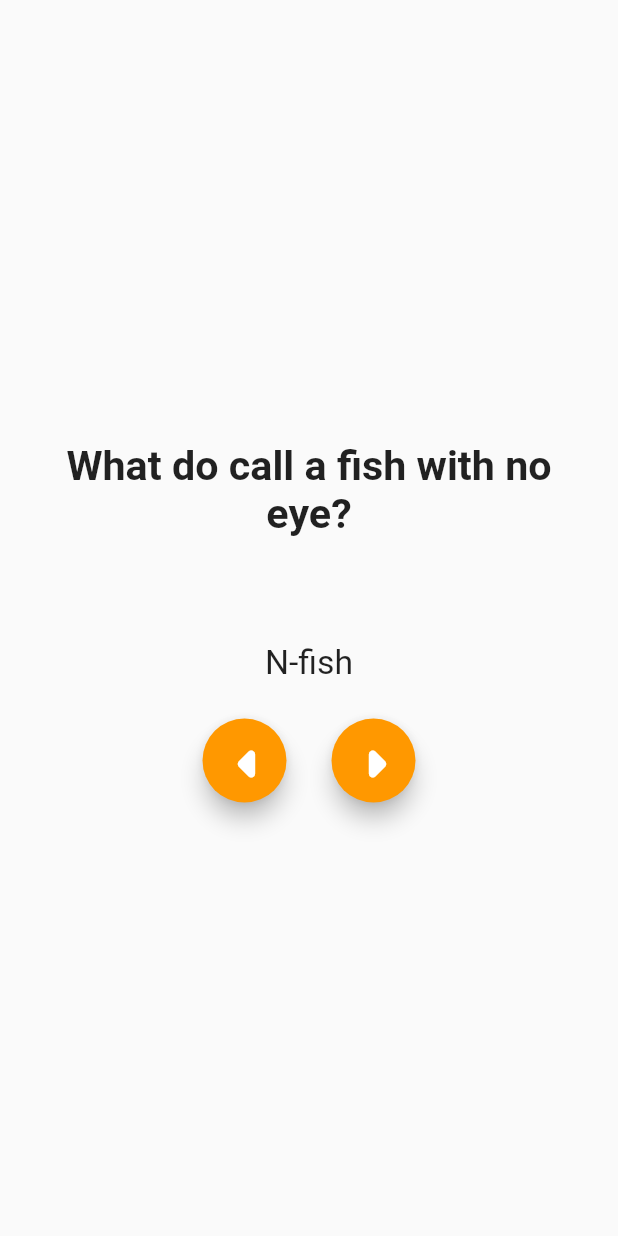
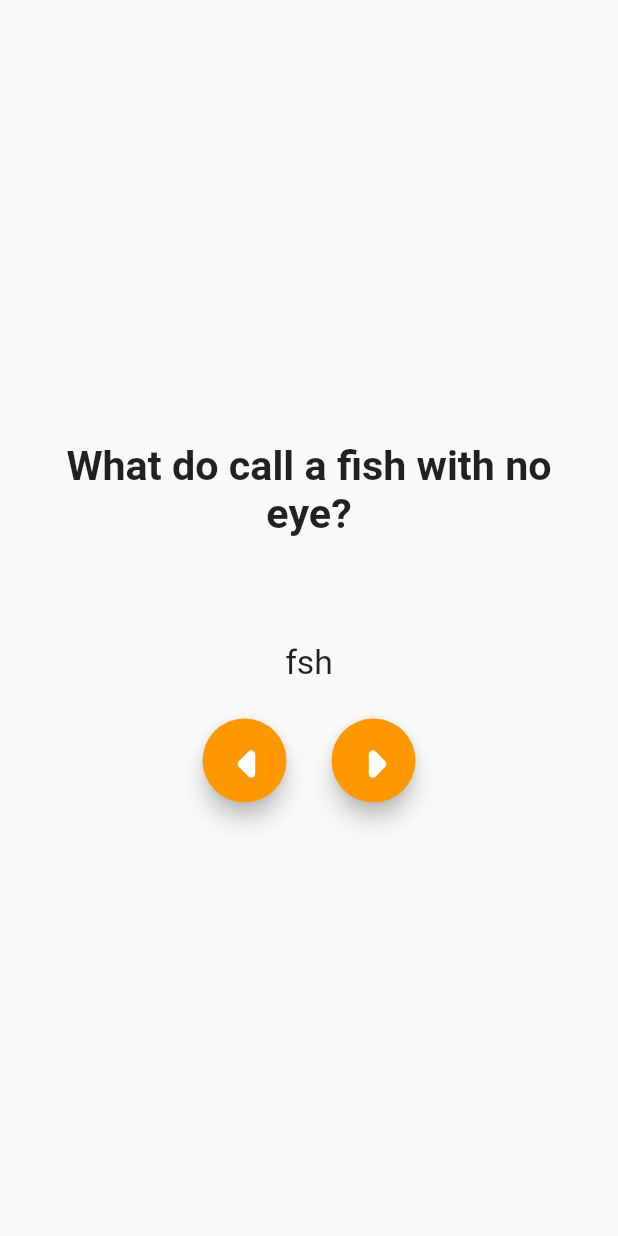
Before and after one commit to Mugisha-isaac/Flutter-crush-course, a Flutter app: the screen it shows after launch, after a tap on the "arrow left" icon, on a phone screen of 412 x 824 dp. Run offline on Flutter 3.47's test engine with Material 2 defaults, Android fonts, the phone set to English and light mode, and no system bars.

Commit message:
organizing files

```diff
--- /dev/null
+++ b/lib/answer.dart
@@ -0,0 +1,20 @@
+// ignore_for_file: use_key_in_widget_constructors
+
+import 'package:flutter/material.dart';
+
+class Answer extends StatelessWidget {
+  final String answer;
+  const Answer({required this.answer});
+
+  @override
+  Widget build(BuildContext context) {
+    return Container(
+      margin: const EdgeInsets.all(25),
+      child: Text(
+        answer,
+        style: const TextStyle(fontSize: 22.5, fontWeight: FontWeight.normal),
+        textAlign: TextAlign.center,
+      ),
+    );
+  }
+}
--- /dev/null
+++ b/lib/buttons.dart
@@ -0,0 +1,43 @@
+// ignore_for_file: use_key_in_widget_constructors
+
+import 'package:flutter/material.dart';
+
+class Buttons extends StatelessWidget {
+  final Function(String) changeJokeIndex;
+  const Buttons({required this.changeJokeIndex});
+
+  @override
+  Widget build(BuildContext context) {
+    return Row(
+      mainAxisAlignment: MainAxisAlignment.center,
+      children: [
+        Container(
+          margin: const EdgeInsets.fromLTRB(0, 0, 0, 0),
+          child: FloatingActionButton(
+            onPressed: () {
+              changeJokeIndex("prev");
+            },
+            child: const Icon(
+              Icons.arrow_left_rounded,
+              size: 60,
+            ),
+            backgroundColor: Colors.orange,
+          ),
+        ),
+        Container(
+          margin: const EdgeInsets.fromLTRB(30, 0, 0, 0),
+          child: FloatingActionButton(
+            onPressed: () {
+              changeJokeIndex("next");
+            },
+            child: const Icon(
+              Icons.arrow_right_rounded,
+              size: 60,
+            ),
+            backgroundColor: Colors.orange,
+          ),
+        ),
+      ],
+    );
+  }
+}
--- a/lib/main.dart
+++ b/lib/main.dart
@@ -1,6 +1,9 @@
 // ignore_for_file: prefer_const_constructors, use_key_in_widget_constructors
 
 import 'package:flutter/material.dart';
+import './question.dart';
+import './answer.dart';
+import './buttons.dart';
 
 void main() {
   runApp(MyApp());
@@ -27,7 +30,7 @@ class MyAppState extends State<MyApp> {
       "question": "Why is calendar always scared? ",
       "answer": "Because it's days are numberd"
     },
-    {"question": "What do call a fish with no eye? ", "answer": "N-fish"}
+    {"question": "What do call a fish with no eye? ", "answer": "fsh"}
   ];
 
   var jokeIndex = 0;
@@ -64,54 +67,9 @@ class MyAppState extends State<MyApp> {
           child: Column(
             mainAxisAlignment: MainAxisAlignment.center,
             children: <Widget>[
-              Container(
-                margin: EdgeInsets.fromLTRB(15, 5, 15, 45),
-                child: Text(
-                  jokes[jokeIndex]["question"] as String,
-                  style: TextStyle(fontSize: 27.5, fontWeight: FontWeight.bold),
-                  textAlign: TextAlign.center,
-                ),
-              ),
-              Container(
-                margin: EdgeInsets.all(25),
-                child: Text(
-                  jokes[jokeIndex]["answer"] as String,
-                  style:
-                      TextStyle(fontSize: 22.5, fontWeight: FontWeight.normal),
-                  textAlign: TextAlign.center,
-                ),
-              ),
-              Row(
-                mainAxisAlignment: MainAxisAlignment.center,
-                children: [
-                  Container(
-                    margin: EdgeInsets.fromLTRB(0, 0, 0, 0),
-                    child: FloatingActionButton(
-                      onPressed: () {
-                        changeJokeIndex("prev");
-                      },
-                      child: Icon(
-                        Icons.arrow_left_rounded,
-                        size: 60,
-                      ),
-                      backgroundColor: Colors.orange,
-                    ),
-                  ),
-                  Container(
-                    margin: EdgeInsets.fromLTRB(30, 0, 0, 0),
-                    child: FloatingActionButton(
-                      onPressed: () {
-                        changeJokeIndex("next");
-                      },
-                      child: Icon(
-                        Icons.arrow_right_rounded,
-                        size: 60,
-                      ),
-                      backgroundColor: Colors.orange,
-                    ),
-                  ),
-                ],
-              ),
+              Question(question: jokes[jokeIndex]["question"] as String),
+              Answer(answer: jokes[jokeIndex]["answer"] as String),
+              Buttons(changeJokeIndex: changeJokeIndex),
             ],
           ),
         ),
--- /dev/null
+++ b/lib/question.dart
@@ -0,0 +1,21 @@
+// ignore_for_file: use_key_in_widget_constructors
+
+import 'package:flutter/material.dart';
+
+class Question extends StatelessWidget {
+  final String question;
+
+  const Question({required this.question});
+
+  @override
+  Widget build(BuildContext context) {
+    return Container(
+      margin: const EdgeInsets.fromLTRB(15, 5, 15, 45),
+      child: Text(
+        question,
+        style: const TextStyle(fontSize: 27.5, fontWeight: FontWeight.bold),
+        textAlign: TextAlign.center,
+      ),
+    );
+  }
+}
```
Also changed, not shown: 1 other file.
